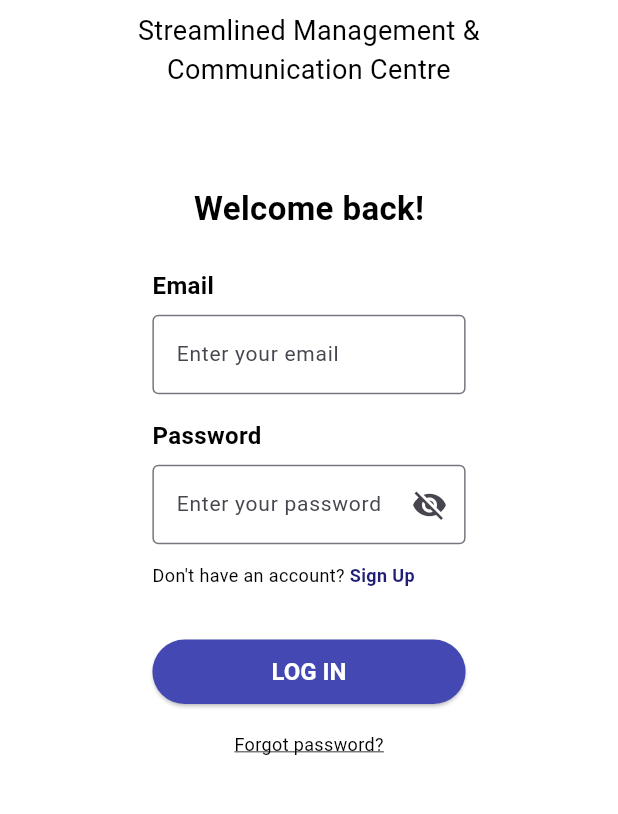
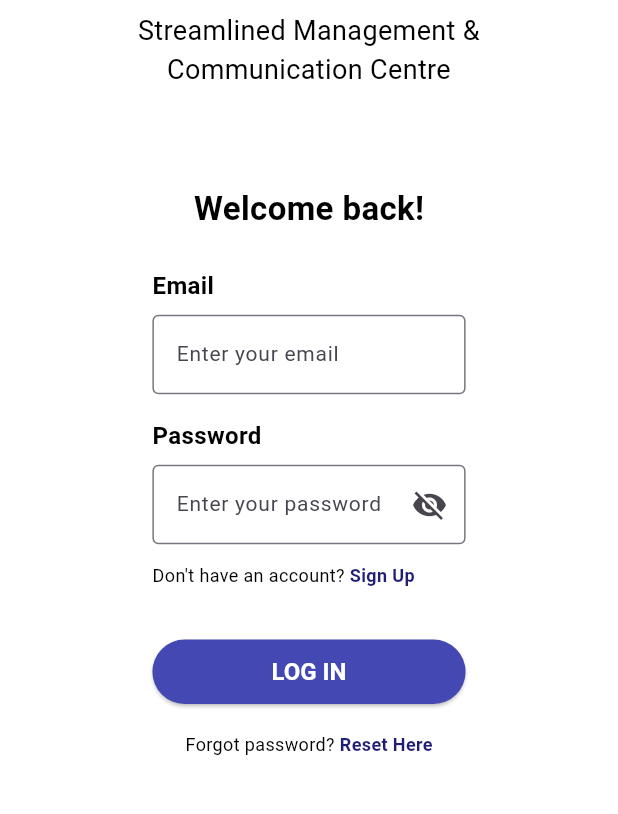
Before and after one commit to shalominy/1stklgb_hub, a Flutter app: the screen it shows after launch, after a tap on "Get Started", on a phone screen of 412 x 824 dp, the part 382-1196 px from its top. Run offline on Flutter 3.47's test engine with Material 3 defaults, Android fonts, the light colour scheme and no system bars; our stand-ins replace cloud_firestore, firebase_auth, firebase_core; accounts and stored records are empty.

Commit message:
forgot password and admin dashboard

```diff
--- a/lib/main.dart
+++ b/lib/main.dart
@@ -1,11 +1,11 @@
 import 'package:firebase_core/firebase_core.dart';
 import 'package:flutter/material.dart';
 
+import 'pages/admin_dashboard_page.dart';
+import 'pages/forgot_password_page.dart';
 import 'pages/landing_page.dart';
 import 'pages/login_page.dart';
 import 'pages/signup_page.dart';
-// import 'pages/forgot_password_page.dart'; // Optional
-// import 'pages/dashboard_page.dart'; // Optional
 import 'theme/app_theme.dart';
 
 void main() async {
@@ -37,8 +37,8 @@ class MyApp extends StatelessWidget {
         '/': (context) => const LandingPage(),
         '/login': (context) => const LoginPage(),
         '/signup': (context) => const SignUpPage(),
-        // '/forgot_password': (context) => const ForgotPasswordPage(),
-        // '/dashboard': (context) => const DashboardPage(),
+        '/forgot_password': (context) => const ForgotPasswordPage(),
+        '/dashboard': (context) => const AdminDashboardPage(),
       },
     );
   }
--- a/lib/pages/login_page.dart
+++ b/lib/pages/login_page.dart
@@ -168,9 +168,13 @@ class _LoginPageState extends State<LoginPage> {
                           password: password,
                         );
 
+                        // Check before using context
+                        if (!mounted) return;
+
                         // Navigate to dashboard or home page
                         Navigator.pushNamed(context, '/dashboard');
                       } on FirebaseAuthException catch (e) {
+                        if (!mounted) return;
                         String message;
                         if (e.code == 'user-not-found') {
                           message = 'No user found for that email.';
@@ -193,15 +197,29 @@ class _LoginPageState extends State<LoginPage> {
               const SizedBox(height: 16),
 
               // Forgot Password
-              GestureDetector(
-                onTap: () {
-                  Navigator.pushNamed(context, '/forgot_password');
-                },
-                child: Text(
-                  "Forgot password?",
-                  style: AppTextStyles.paragraph.copyWith(
-                    decoration: TextDecoration.underline,
-                  ),
+              FractionallySizedBox(
+                widthFactor: 0.6,
+                child: Row(
+                  mainAxisAlignment: MainAxisAlignment.center,
+                  children: [
+                    const Text("Forgot password? ", style: AppTextStyles.paragraph),
+                    MouseRegion(
+                      cursor: SystemMouseCursors.click,
+                      child: GestureDetector(
+                        onTap: () {
+                          Navigator.pushNamed(context, '/forgot_password');
+                        },
+                        child: const Text(
+                          "Reset Here",
+                          style: TextStyle(
+                            fontSize: 12,
+                            color: AppColors.darkBlue,
+                            fontWeight: FontWeight.bold,
+                          ),
+                        ),
+                      ),
+                    ),
+                  ],
                 ),
               ),
             ],
--- a/lib/theme/app_theme.dart
+++ b/lib/theme/app_theme.dart
@@ -5,6 +5,8 @@ class AppColors {
   static const Color white = Color(0xFFFFFFFF);
   static const Color darkBlue = Color(0xFF201e76);
   static const Color blue = Color(0xFF4348b2);
+  static const Color sidebarBackground = AppColors.darkBlue; // Optional alias
+  static const Color iconWhite = AppColors.white;
 }
 
 class AppTextStyles {
@@ -36,6 +38,12 @@ class AppTextStyles {
     fontSize: 14,
     fontWeight: FontWeight.w800,
     color: AppColors.black,
+  );
+
+  static const TextStyle titleWhite = TextStyle(
+    fontSize: 14,
+    fontWeight: FontWeight.w800,
+    color: AppColors.white,
   );
 
   static const TextStyle paragraph = TextStyle(
--- a/lib/widgets/logo_header.dart
+++ b/lib/widgets/logo_header.dart
@@ -3,11 +3,13 @@ import 'package:flutter/material.dart';
 class LogoHeader extends StatelessWidget {
   final double imageSize;
   final double overlap;
+  final bool isWhite; // NEW: toggle for white logo version
 
   const LogoHeader({
     super.key,
     this.imageSize = 120,
-    this.overlap = 35, // amount of horizontal overlap
+    this.overlap = 35,
+    this.isWhite = false, // default is not white
   });
 
   @override
@@ -28,7 +30,9 @@ class LogoHeader extends StatelessWidget {
           Positioned(
             left: imageSize - overlap,
             child: Image.asset(
-              'assets/images/1stKLGB_Logo.png',
+              isWhite
+                  ? 'assets/images/1stKLGB_Logo_White.png'
+                  : 'assets/images/1stKLGB_Logo.png',
               width: imageSize,
               height: imageSize,
             ),
--- a/pubspec.yaml
+++ b/pubspec.yaml
@@ -67,6 +67,9 @@ flutter:
     - assets/images/1stKLGB_Logo.png
     - assets/images/GB_Crest.png
     - assets/images/Landing_Page.JPG
+    - assets/images/Member_Icon.png
+    - assets/images/Officer_Icon.png
+    - assets/images/1stKLGB_Logo_White.png
 
   # To add assets to your application, add an assets section, like this:
   # assets:
```
Also changed, not shown: lib/pages/admin_dashboard_page.dart (added, +284 -0 lines), lib/pages/forgot_password_page.dart (added, +114 -0 lines), lib/pages/signup_page.dart (+15 -3 lines), assets/images/1stKLGB_Logo_White.png (added), assets/images/Member_Icon.png (added), assets/images/Officer_Icon.png (added), 4 other files.
